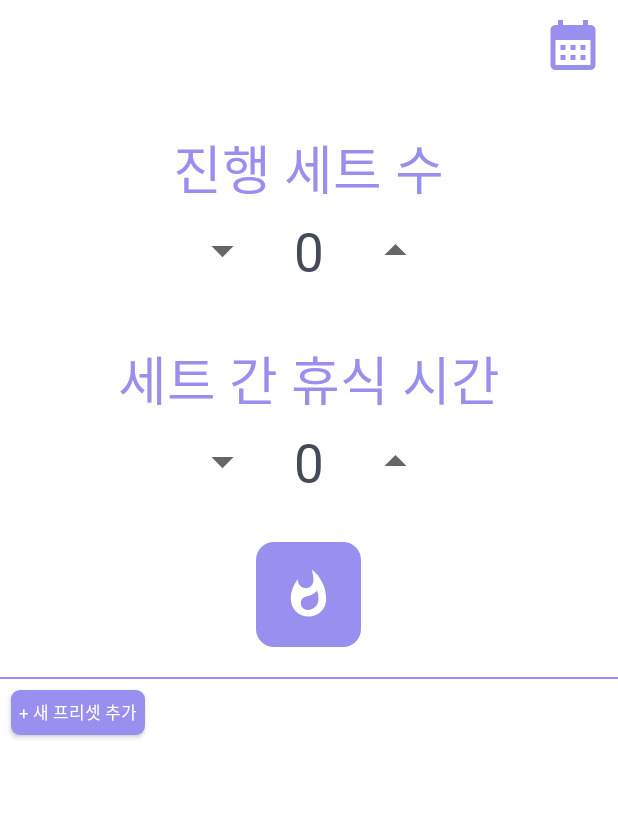
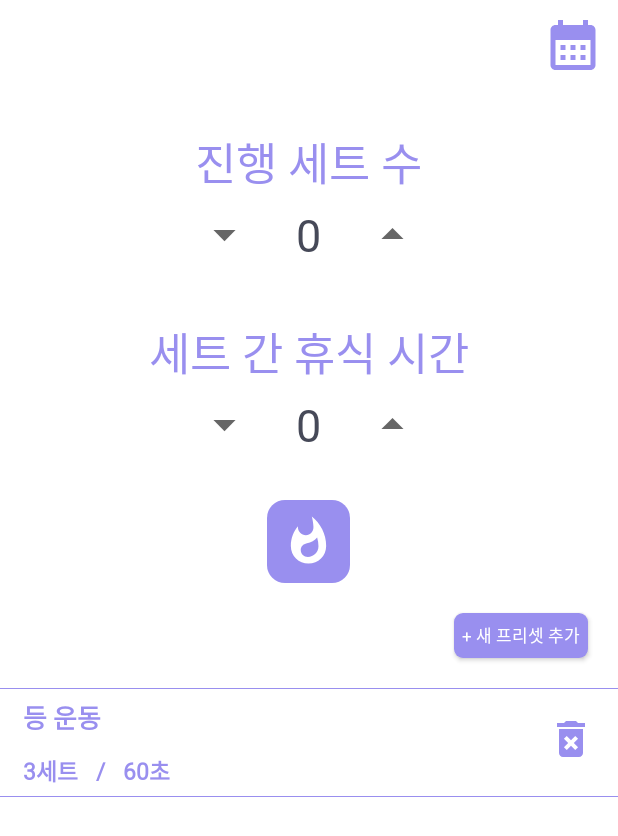
Before and after one commit to dnjs5397/Weight_Timer, an Android app: the layout activity_start_display.xml on its own in the app's theme, with its tools: preview values and no code run, on a phone screen of 412 x 824 dp. Shown: the top 836 px of the screen. Run offline under Robolectric (Android 15) with nearby library versions, the light colour scheme and no system bars.

Commit message:
Preset 설정 recyclerview layout 디자인

```diff
--- /dev/null
+++ b/app/src/main/res/drawable/baseline_delete_forever_24.xml
@@ -0,0 +1,5 @@
+<vector android:height="32dp" android:tint="#998FEF"
+    android:viewportHeight="24" android:viewportWidth="24"
+    android:width="32dp" xmlns:android="http://schemas.android.com/apk/res/android">
+    <path android:fillColor="@android:color/white" android:pathData="M6,19c0,1.1 0.9,2 2,2h8c1.1,0 2,-0.9 2,-2L18,7L6,7v12zM8.46,11.88l1.41,-1.41L12,12.59l2.12,-2.12 1.41,1.41L13.41,14l2.12,2.12 -1.41,1.41L12,15.41l-2.12,2.12 -1.41,-1.41L10.59,14l-2.13,-2.12zM15.5,4l-1,-1h-5l-1,1L5,4v2h14L19,4z"/>
+</vector>
--- a/app/src/main/res/layout/activity_start_display.xml
+++ b/app/src/main/res/layout/activity_start_display.xml
@@ -39,7 +39,7 @@
             android:padding="5dp"
             android:text="진행 세트 수"
             android:textColor="#998FEF"
-            android:textSize="35dp" />
+            android:textSize="30sp" />
 
         <LinearLayout
             android:layout_width="wrap_content"
@@ -62,7 +62,7 @@
                 android:fontFamily="@font/minsans_regular"
                 android:text="0"
                 android:textColor="#464958"
-                android:textSize="35dp" />
+                android:textSize="30sp" />
 
             <androidx.appcompat.widget.AppCompatButton
                 android:id="@+id/set_up_button"
@@ -84,7 +84,7 @@
             android:padding="5dp"
             android:text="세트 간 휴식 시간"
             android:textColor="#998FEF"
-            android:textSize="35dp" />
+            android:textSize="30dp" />
 
         <LinearLayout
             android:layout_width="wrap_content"
@@ -107,7 +107,7 @@
                 android:fontFamily="@font/minsans_regular"
                 android:text="0"
                 android:textColor="#464958"
-                android:textSize="35dp" />
+                android:textSize="30dp" />
 
             <androidx.appcompat.widget.AppCompatButton
                 android:id="@+id/rest_up_button"
@@ -122,8 +122,8 @@
 
         <androidx.appcompat.widget.AppCompatImageButton
             android:id="@+id/weight_start"
-            android:layout_width="70dp"
-            android:layout_height="70dp"
+            android:layout_width="55dp"
+            android:layout_height="55dp"
             android:layout_gravity="center"
             android:layout_marginTop="30dp"
             android:background="@drawable/button_background"
@@ -136,38 +136,39 @@
         android:orientation="vertical"
         android:id="@+id/line"
         android:layout_width="match_parent"
-        android:layout_height="1dp"
+        android:layout_height="0.5dp"
         android:layout_marginTop="20dp"
         android:background="@color/mainColor"
         app:layout_constraintEnd_toEndOf="parent"
         app:layout_constraintStart_toStartOf="parent"
-        app:layout_constraintTop_toBottomOf="@+id/mainLayout" />
+        app:layout_constraintTop_toBottomOf="@+id/addPreset" />
 
     <androidx.appcompat.widget.AppCompatButton
+        android:id="@+id/addPreset"
+        android:layout_width="wrap_content"
+        android:layout_height="30dp"
+        android:layout_margin="20dp"
+        android:background="@drawable/preset_button_background"
+        android:fontFamily="@font/minsans_medium"
         android:paddingLeft="5dp"
         android:paddingRight="5dp"
-        android:fontFamily="@font/minsans_medium"
+        android:text="+ 새 프리셋 추가"
         android:textColor="@color/white"
-        android:text="+ 새 프리셋 추가"
         android:textSize="11sp"
-        android:layout_margin="7dp"
-        android:background="@drawable/preset_button_background"
-        android:id="@+id/addPreset"
-        app:layout_constraintTop_toBottomOf="@id/line"
-        app:layout_constraintStart_toStartOf="parent"
-        android:layout_width="wrap_content"
-        android:layout_height="30dp"/>
+        app:layout_constraintEnd_toEndOf="parent"
+        app:layout_constraintTop_toBottomOf="@id/mainLayout" />
 
     <ScrollView
         android:layout_width="match_parent"
         android:layout_height="wrap_content"
         app:layout_constraintEnd_toEndOf="parent"
         app:layout_constraintStart_toStartOf="parent"
-        app:layout_constraintTop_toBottomOf="@+id/addPreset">
+        app:layout_constraintTop_toBottomOf="@+id/line">
 
         <androidx.recyclerview.widget.RecyclerView
             android:layout_width="match_parent"
-            android:layout_height="match_parent" />
+            android:layout_height="match_parent"
+            tools:listitem="@layout/preset_recyclerview" />
 
     </ScrollView>
 
--- /dev/null
+++ b/app/src/main/res/layout/preset_recyclerview.xml
@@ -0,0 +1,103 @@
+<?xml version="1.0" encoding="utf-8"?>
+<androidx.constraintlayout.widget.ConstraintLayout xmlns:android="http://schemas.android.com/apk/res/android"
+    android:layout_width="match_parent"
+    android:layout_height="match_parent"
+    xmlns:app="http://schemas.android.com/apk/res-auto">
+
+    <LinearLayout
+        android:id="@+id/layout1"
+        android:orientation="vertical"
+        app:layout_constraintStart_toStartOf="parent"
+        app:layout_constraintEnd_toEndOf="parent"
+        app:layout_constraintTop_toTopOf="parent"
+        android:layout_width="match_parent"
+        android:layout_height="wrap_content">
+
+        <TextView
+            android:id="@+id/weight_name"
+            android:layout_marginTop="5dp"
+            android:layout_marginLeft="15dp"
+            android:layout_width="wrap_content"
+            android:layout_height="wrap_content"
+            android:text="등 운동"
+            android:fontFamily="@font/minsans_medium"
+            android:textColor="@color/mainColor"
+            android:textStyle="bold"
+            android:textSize="17sp"/>
+
+
+    </LinearLayout>
+
+    <LinearLayout
+        android:id="@+id/layout2"
+        android:orientation="horizontal"
+        android:layout_marginTop="5dp"
+        app:layout_constraintTop_toBottomOf="@id/layout1"
+        android:layout_width="match_parent"
+        android:layout_height="wrap_content">
+
+        <TextView
+            android:id="@+id/weight_setNum"
+            android:layout_marginTop="5dp"
+            android:layout_marginLeft="15dp"
+            android:layout_width="wrap_content"
+            android:layout_height="wrap_content"
+            android:text="3"
+            android:fontFamily="@font/minsans_medium"
+            android:textColor="@color/mainColor"
+            android:textStyle="bold"
+            android:textSize="15sp"/>
+
+        <TextView
+            android:id="@+id/weight_setText"
+            android:layout_marginTop="5dp"
+            android:layout_width="wrap_content"
+            android:layout_height="wrap_content"
+            android:text="세트   /   "
+            android:fontFamily="@font/minsans_medium"
+            android:textColor="@color/mainColor"
+            android:textStyle="bold"
+            android:textSize="15sp"/>
+
+        <TextView
+            android:id="@+id/weight_restNum"
+            android:layout_marginTop="5dp"
+            android:layout_width="wrap_content"
+            android:layout_height="wrap_content"
+            android:text="60"
+            android:fontFamily="@font/minsans_medium"
+            android:textColor="@color/mainColor"
+            android:textStyle="bold"
+            android:textSize="15sp"/>
+        <TextView
+            android:id="@+id/weight_restText"
+            android:layout_marginTop="5dp"
+            android:layout_width="wrap_content"
+            android:layout_height="wrap_content"
+            android:text="초"
+            android:fontFamily="@font/minsans_medium"
+            android:textColor="@color/mainColor"
+            android:textStyle="bold"
+            android:textSize="15sp"/>
+
+
+    </LinearLayout>
+
+    <androidx.appcompat.widget.AppCompatImageButton
+        android:layout_marginRight="15dp"
+        android:background="@color/white"
+        android:src="@drawable/baseline_delete_forever_24"
+        android:layout_width="wrap_content"
+        android:layout_height="wrap_content"
+        app:layout_constraintEnd_toEndOf="parent"
+        app:layout_constraintBottom_toBottomOf="@+id/layout2"
+        app:layout_constraintTop_toTopOf="@id/layout1" />
+
+    <LinearLayout
+        android:layout_marginTop="5dp"
+        app:layout_constraintTop_toBottomOf="@id/layout2"
+        android:layout_width="match_parent"
+        android:layout_height="0.5dp"
+        android:background="@color/mainColor"/>
+
+</androidx.constraintlayout.widget.ConstraintLayout>
```
